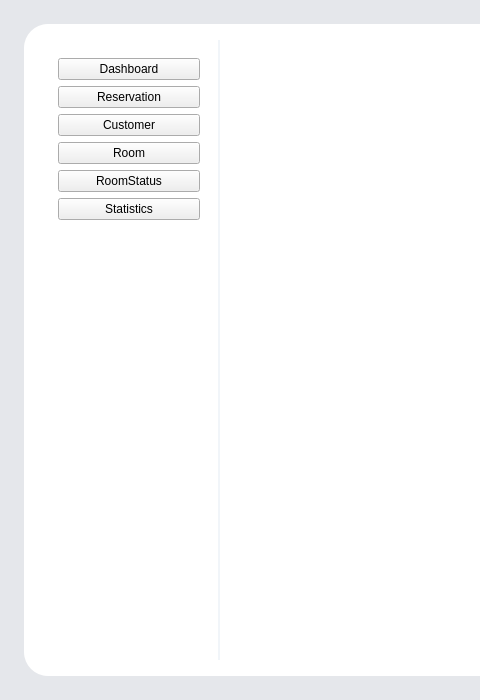
The window that src/views/application/mainwindow.ui (nguyenvuducduy97andrew-ai/OOP_HotelBookingManagementSystem) describes before a commit, drawn with Qt 5; both pictures show x 0 to 480 and y 0 to 700 of the 1180 by 700 pixel window.
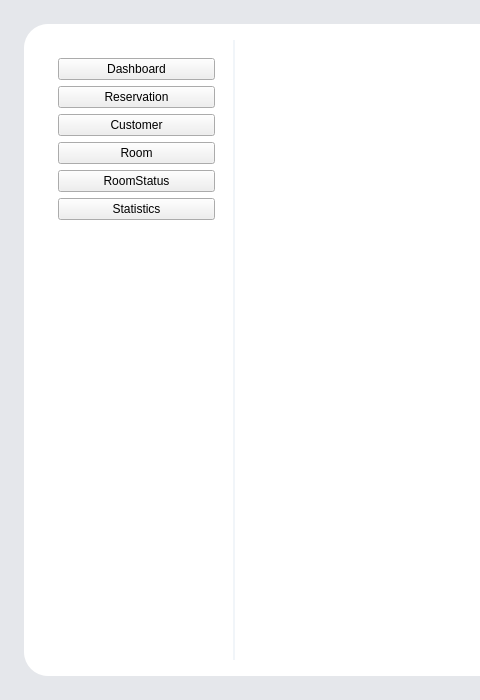
The same window after the commit.

Commit message: Merge 'Kai' of  https://github.com/nguyenvuducduy97andrew-ai/OOP_HotelBookingManagementSystem into DuyVu

Diff of the .ui file:
```diff
--- a/src/views/application/mainwindow.ui
+++ b/src/views/application/mainwindow.ui
@@ -166,13 +166,13 @@
         <widget class="QFrame" name="sidebarFrame">
          <property name="minimumSize">
           <size>
-           <width>180</width>
+           <width>195</width>
            <height>0</height>
           </size>
          </property>
          <property name="maximumSize">
           <size>
-           <width>180</width>
+           <width>195</width>
            <height>16777215</height>
           </size>
          </property>
```
The commit also changes 2 other files.
